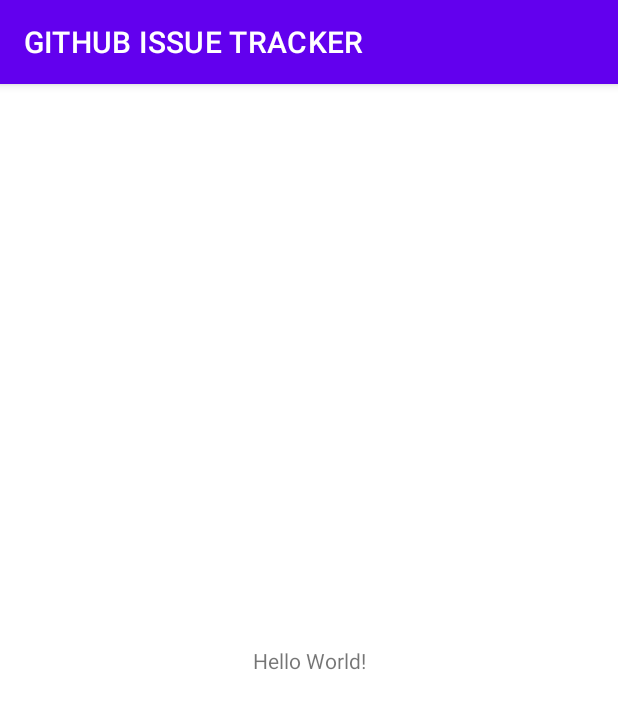
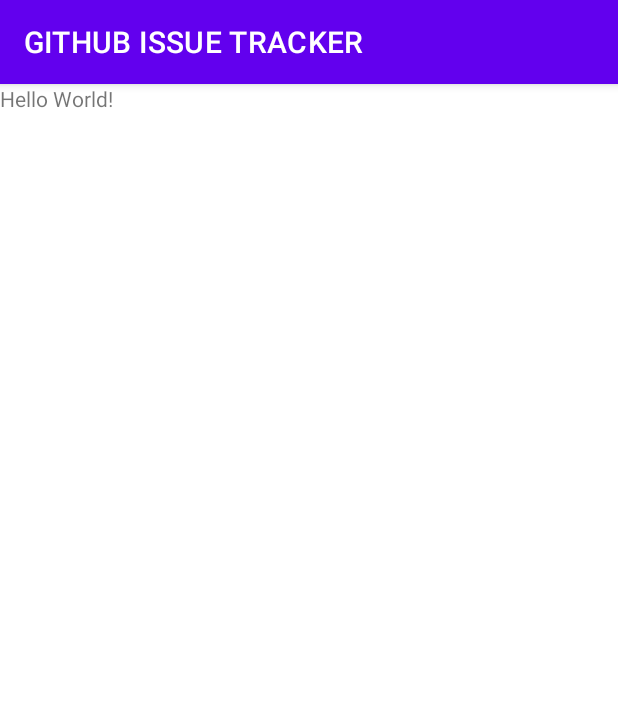
Before and after one commit to KellyEgesa/GITHUB-ISSUE-TRACKER, an Android app: the screen it shows after launch (MainActivity), on a phone screen of 412 x 824 dp. Shown: the top 709 px of the screen. Run offline under Robolectric (Android 15) with nearby library versions, the phone set to English and light mode, and no system bars.

Commit message:
Added main activity

```diff
--- a/app/src/main/AndroidManifest.xml
+++ b/app/src/main/AndroidManifest.xml
@@ -9,7 +9,7 @@
         android:roundIcon="@mipmap/ic_launcher_round"
         android:supportsRtl="true"
         android:theme="@style/Theme.GITHUBISSUETRACKER">
-        <activity android:name=".MainActivity">
+        <activity android:name=".UserInterface.MainActivity">
             <intent-filter>
                 <action android:name="android.intent.action.MAIN" />
 
--- a/app/src/main/java/com/mamawaestate/githubissuetracker/MainActivity.java
+++ b/app/src/main/java/com/mamawaestate/githubissuetracker/UserInterface/MainActivity.java
@@ -1,8 +1,10 @@
-package com.mamawaestate.githubissuetracker;
+package com.mamawaestate.githubissuetracker.UserInterface;
 
 import androidx.appcompat.app.AppCompatActivity;
 
 import android.os.Bundle;
+
+import com.mamawaestate.githubissuetracker.R;
 
 public class MainActivity extends AppCompatActivity {
 
--- a/app/src/main/res/layout/activity_main.xml
+++ b/app/src/main/res/layout/activity_main.xml
@@ -1,10 +1,10 @@
 <?xml version="1.0" encoding="utf-8"?>
-<androidx.constraintlayout.widget.ConstraintLayout xmlns:android="http://schemas.android.com/apk/res/android"
+<LinearLayout xmlns:android="http://schemas.android.com/apk/res/android"
     xmlns:app="http://schemas.android.com/apk/res-auto"
     xmlns:tools="http://schemas.android.com/tools"
     android:layout_width="match_parent"
     android:layout_height="match_parent"
-    tools:context=".MainActivity">
+    tools:context=".UserInterface.MainActivity">
 
     <TextView
         android:layout_width="wrap_content"
@@ -15,4 +15,4 @@
         app:layout_constraintRight_toRightOf="parent"
         app:layout_constraintTop_toTopOf="parent" />
 
-</androidx.constraintlayout.widget.ConstraintLayout>
+</LinearLayout>
```
